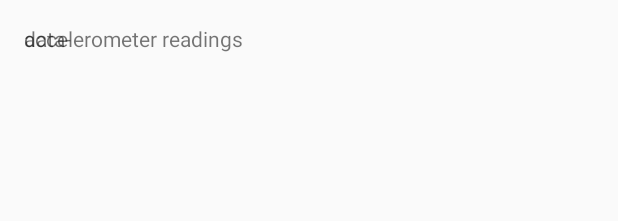
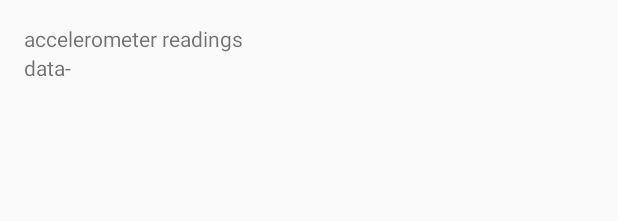
Before and after one commit to deepak14035/StrokeBeat, an Android app: the layout show_readings.xml on its own in the app's theme, with its tools: preview values and no code run, on a phone screen of 412 x 824 dp. Shown: the top 221 px of the screen. Run offline under Robolectric (Android 15) with nearby library versions, the phone set to English and light mode, and no system bars.

Commit message:
add scroll view for readings tab

```diff
--- a/app/src/main/res/layout/show_readings.xml
+++ b/app/src/main/res/layout/show_readings.xml
@@ -1,4 +1,7 @@
-<RelativeLayout xmlns:android="http://schemas.android.com/apk/res/android"
+
+
+
+<ScrollView xmlns:android="http://schemas.android.com/apk/res/android"
     xmlns:tools="http://schemas.android.com/tools"
     android:layout_width="match_parent"
     android:layout_height="match_parent"
@@ -7,6 +10,12 @@
     android:paddingRight="@dimen/activity_horizontal_margin"
     android:paddingTop="@dimen/activity_vertical_margin"
     tools:context="com.example.deepak14035.strokebeat.MainActivity$PlaceholderFragment">
+
+
+<LinearLayout
+        android:layout_width="match_parent"
+        android:layout_height="wrap_content"
+        android:orientation="vertical">
 
         <TextView
             android:id="@+id/section_label1"
@@ -17,8 +26,8 @@
         <TextView
             android:id="@+id/readings"
             android:layout_width="wrap_content"
-        android:layout_height="400sp"
+            android:layout_height="wrap_content"
             android:text="data-\n"
             />
-
-</RelativeLayout>
+    </LinearLayout>
+</ScrollView>
```
Lines whose indentation alone changed are shown as unchanged.
